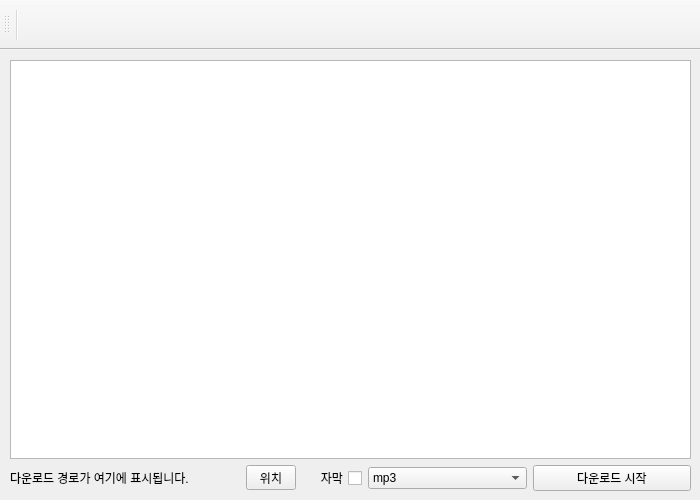
Before: the Qt Designer form mainwindow.ui in b0ho/AllDownloader, drawn with Qt 5.
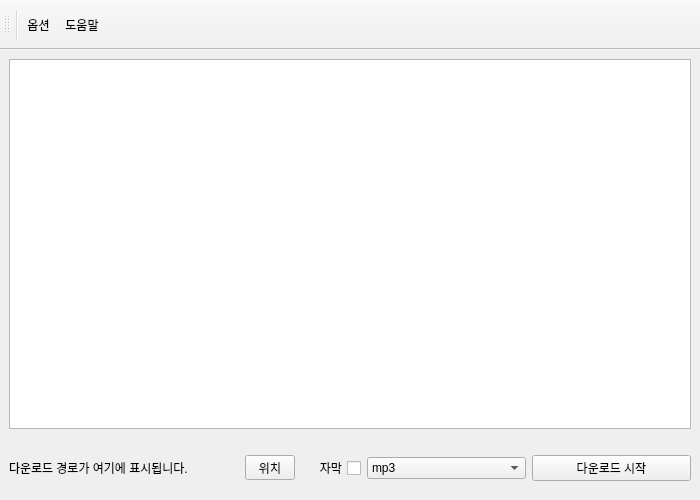
After: the same form once the commit is applied.

Commit message: ui 폼 추가

Diff of the .ui file:
```diff
--- a/mainwindow.ui
+++ b/mainwindow.ui
@@ -20,34 +20,48 @@
    <string>MainWindow</string>
   </property>
   <widget class="QWidget" name="centralwidget">
-   <widget class="QWidget" name="verticalLayoutWidget">
-    <property name="geometry">
-     <rect>
-      <x>10</x>
-      <y>10</y>
-      <width>681</width>
-      <height>431</height>
-     </rect>
-    </property>
+   <layout class="QVBoxLayout" name="verticalLayout_2">
+    <item>
     <layout class="QVBoxLayout" name="verticalLayout">
+      <property name="leftMargin">
+       <number>0</number>
+      </property>
      <item>
-      <widget class="QPlainTextEdit" name="plainTextEdit">
-       <property name="minimumSize">
-        <size>
-         <width>0</width>
-         <height>300</height>
-        </size>
-       </property>
-       <property name="maximumSize">
-        <size>
-         <width>16777215</width>
-         <height>1677777</height>
-        </size>
-       </property>
-      </widget>
+       <layout class="QHBoxLayout" name="horizontalLayout_2" stretch="0">
+        <property name="spacing">
+         <number>6</number>
+        </property>
+        <property name="leftMargin">
+         <number>0</number>
+        </property>
+        <property name="topMargin">
+         <number>0</number>
+        </property>
+        <property name="rightMargin">
+         <number>0</number>
+        </property>
+        <property name="bottomMargin">
+         <number>10</number>
+        </property>
+        <item>
+         <widget class="QTextEdit" name="textEdit"/>
+        </item>
+       </layout>
      </item>
      <item>
       <layout class="QHBoxLayout" name="horizontalLayout">
+        <property name="leftMargin">
+         <number>0</number>
+        </property>
+        <property name="topMargin">
+         <number>10</number>
+        </property>
+        <property name="rightMargin">
+         <number>0</number>
+        </property>
+        <property name="bottomMargin">
+         <number>10</number>
+        </property>
        <item>
         <widget class="QLabel" name="label">
          <property name="minimumSize">
@@ -69,6 +83,12 @@
            <height>0</height>
           </size>
          </property>
+          <property name="toolTip">
+           <string/>
+          </property>
+          <property name="whatsThis">
+           <string/>
+          </property>
          <property name="text">
           <string>위치</string>
          </property>
@@ -132,7 +152,8 @@
       </layout>
      </item>
     </layout>
-   </widget>
+    </item>
+   </layout>
   </widget>
   <widget class="QToolBar" name="toolBar">
    <property name="minimumSize">
@@ -154,10 +175,17 @@
     <bool>false</bool>
    </attribute>
    <addaction name="separator"/>
+   <addaction name="action_2"/>
+   <addaction name="action"/>
   </widget>
-  <action name="actionasdf">
+  <action name="action_2">
    <property name="text">
-    <string>asdf</string>
+    <string>옵션</string>
+   </property>
+  </action>
+  <action name="action">
+   <property name="text">
+    <string>도움말</string>
    </property>
   </action>
  </widget>
```
Left out of the diff: 3 changed lines with no effect on the pictures. Lines whose indentation alone changed are shown as unchanged. The commit also changes 5 other files.
